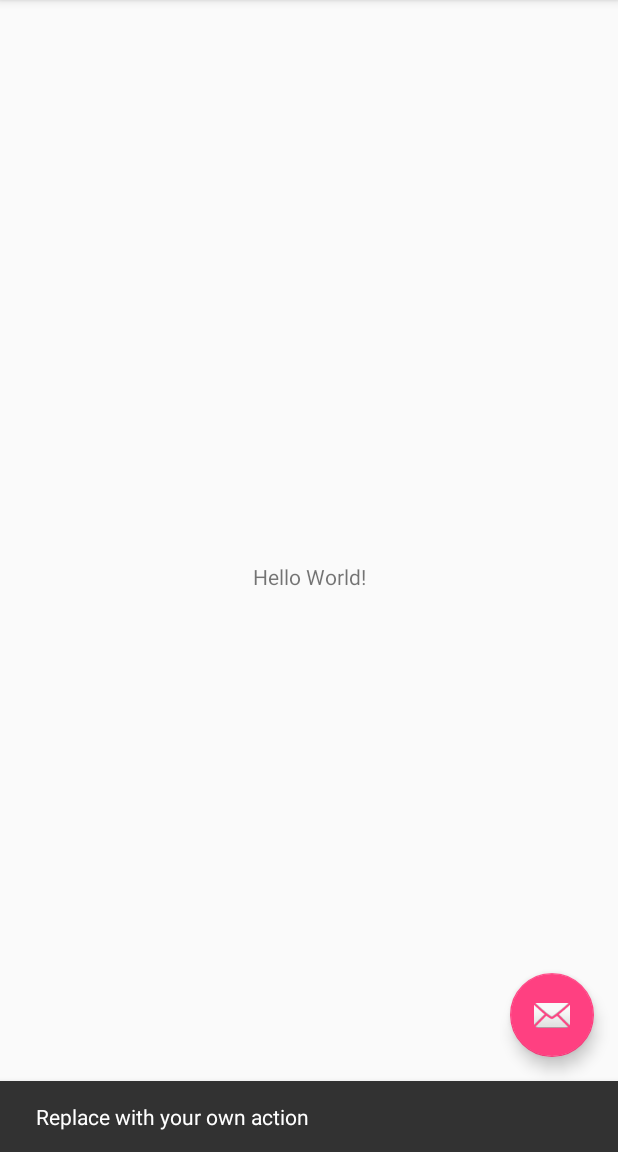
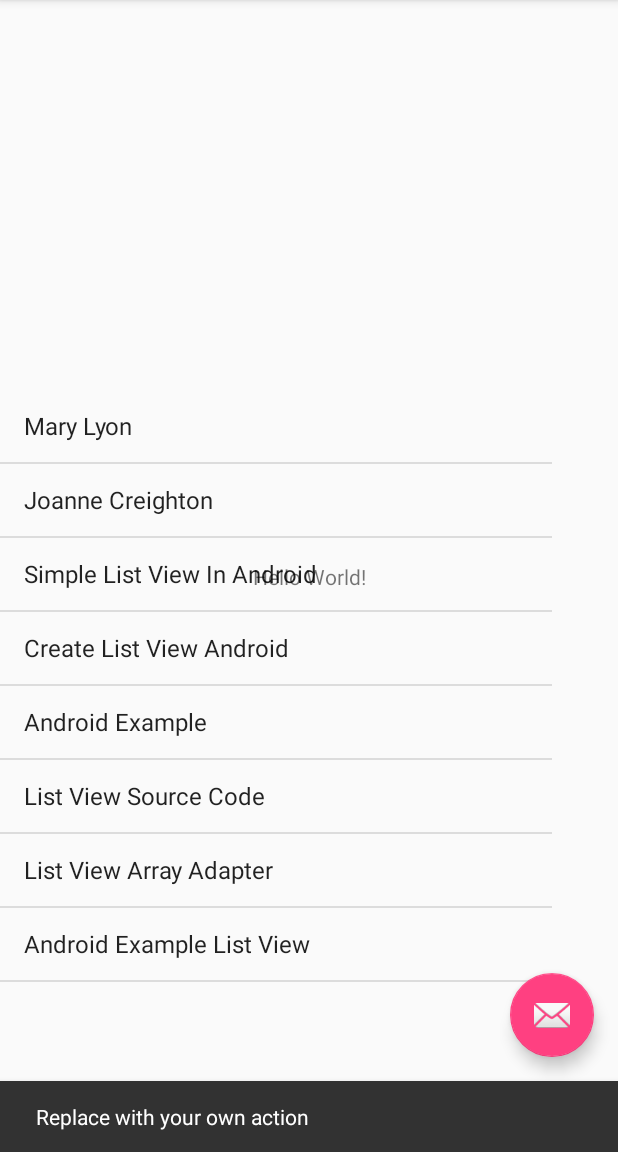
Before and after one commit to vantrinh7/Bond, an Android app: the screen it shows after launch (MainContactScreen), after a tap on an icon or button, on a phone screen of 412 x 824 dp, the part 84-1236 px from its top. Run offline under Robolectric (Android 15) with nearby library versions, the phone set to English and light mode, and no system bars.

Commit message:
Added ListView

```diff
--- a/app/src/main/java/com/example/demouser/bond/MainContactScreen.java
+++ b/app/src/main/java/com/example/demouser/bond/MainContactScreen.java
@@ -8,6 +8,8 @@ import android.support.v7.widget.Toolbar;
 import android.view.View;
 import android.view.Menu;
 import android.view.MenuItem;
+import android.widget.ArrayAdapter;
+import android.widget.ListView;
 
 public class MainContactScreen extends AppCompatActivity {
 
@@ -26,6 +28,29 @@ public class MainContactScreen extends AppCompatActivity {
                         .setAction("Action", null).show();
             }
         });
+
+        ListView contactList = (ListView) findViewById(R.id.contactList);
+        String[] values = new String[] { "Mary Lyon",
+                "Joanne Creighton",
+                "Simple List View In Android",
+                "Create List View Android",
+                "Android Example",
+                "List View Source Code",
+                "List View Array Adapter",
+                "Android Example List View"
+        };
+
+        // Define a new Adapter
+        // First parameter - Context
+        // Second parameter - Layout for the row
+        // Third parameter - ID of the TextView to which the data is written
+        // Forth - the Array of data
+        ArrayAdapter<String> adapter = new ArrayAdapter<String>(this,
+                android.R.layout.simple_list_item_1, android.R.id.text1, values);
+
+        // Assign adapter to ListView
+        contactList.setAdapter(adapter);
+
     }
 
     @Override
--- a/app/src/main/res/layout/content_main_contact_screen.xml
+++ b/app/src/main/res/layout/content_main_contact_screen.xml
@@ -17,4 +17,12 @@
         app:layout_constraintRight_toRightOf="parent"
         app:layout_constraintTop_toTopOf="parent" />
 
+    <ListView
+        android:id="@+id/contactList"
+        android:layout_width="368dp"
+        android:layout_height="500dp"
+        android:layout_marginBottom="8dp"
+        app:layout_constraintBottom_toBottomOf="parent"
+        tools:layout_editor_absoluteX="8dp" />
+
 </android.support.constraint.ConstraintLayout>
```
Also changed, not shown: app/src/main/java/com/example/demouser/bond/IndividualContact.java (line endings or trailing spaces).
